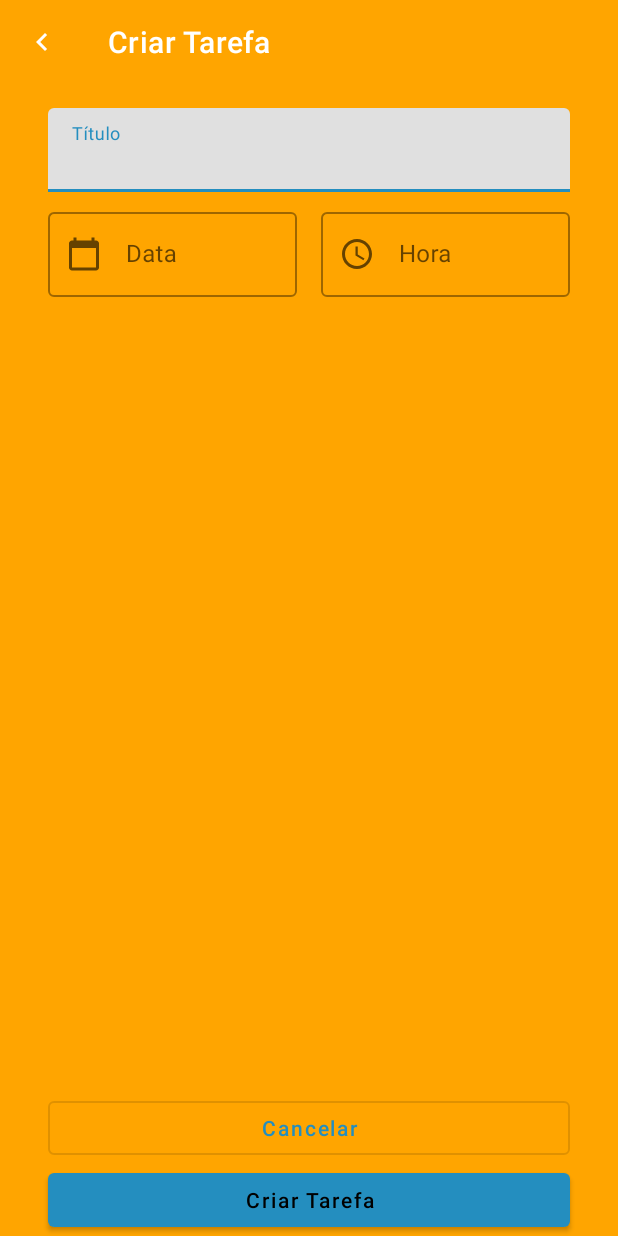
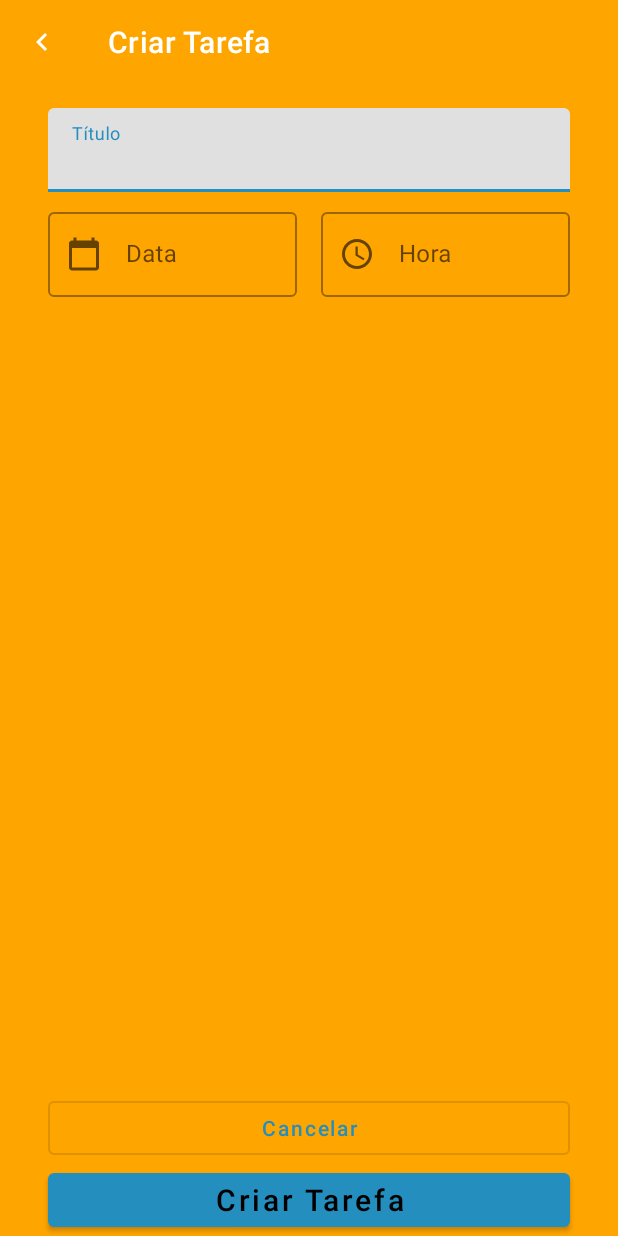
Before and after one commit to rooliani/to_do_list_bootcampSantander_DIO, an Android app: the screen it shows after launch (AddTaskActivity), after a tap on "Nova Tarefa", on a phone screen of 412 x 824 dp. Run offline under Robolectric (Android 15) with nearby library versions, the phone set to English and light mode, and no system bars.

Commit message:
correção do layout

```diff
--- a/app/src/main/java/bootcampsantander/rooliani/todolist_desafiofinal_v2/ui/AddTaskActivity.kt
+++ b/app/src/main/java/bootcampsantander/rooliani/todolist_desafiofinal_v2/ui/AddTaskActivity.kt
@@ -4,6 +4,7 @@ import android.app.Activity
 import android.os.Bundle
 
 import androidx.appcompat.app.AppCompatActivity
+import bootcampsantander.rooliani.todolist_desafiofinal_v2.R
 import bootcampsantander.rooliani.todolist_desafiofinal_v2.model.Task
 import bootcampsantander.rooliani.todolist_desafiofinal_v2.datasource.TaskDataSource
 import bootcampsantander.rooliani.todolist_desafiofinal_v2.databinding.ActivityAddTaskBinding
@@ -29,12 +30,11 @@ class AddTaskActivity:AppCompatActivity (){
                 binding.tilTitle.text= it.title
                 binding.tilDate.text=it.date
                 binding.tilHour.text=it.hour
+                binding.btnNewTask.text = getString(R.string.label_edit_task)
             }
         }
 
         insertListeners()
-
-
     }
 
     private fun insertListeners() {
--- a/app/src/main/java/bootcampsantander/rooliani/todolist_desafiofinal_v2/ui/MainActivity.kt
+++ b/app/src/main/java/bootcampsantander/rooliani/todolist_desafiofinal_v2/ui/MainActivity.kt
@@ -3,7 +3,6 @@ package bootcampsantander.rooliani.todolist_desafiofinal_v2.ui
 import android.app.Activity
 import android.content.Intent
 import android.content.res.ColorStateList
-import android.graphics.Color
 import androidx.appcompat.app.AppCompatActivity
 import android.os.Bundle
 import android.util.Log
@@ -29,11 +28,8 @@ class MainActivity : AppCompatActivity() {
             if(it.resultCode == Activity.RESULT_OK) updateList()
         }
 
-
     override fun onCreate(savedInstanceState: Bundle?) {
         super.onCreate(savedInstanceState)
-
-
 
         binding = ActivityMainBinding.inflate(layoutInflater)
         setContentView(binding.root)
@@ -41,35 +37,6 @@ class MainActivity : AppCompatActivity() {
         binding.rvTask.adapter = adapter
         updateList()
         insertListeners()
-    }
-
-    override fun onRestart() {
-        super.onRestart()
-        Log.e("Tela 2: ","onRestart " + hasTasks().toString())
-
-
-    }
-    override fun onResume() {
-        super.onResume()
-        Log.e("Tela 2: ","onResume")
-    }
-
-
-    override fun onPause() {
-        super.onPause()
-        Log.e("Tela 2: ","onPause")
-    }
-    override fun onStop() {
-        super.onStop()
-        Log.e("Tela 2: ","onStop")
-    }
-    override fun onDestroy() {
-        super.onDestroy()
-        Log.e("Tela 2: ","onDestroy")
-    }
-    override fun onBackPressed() {
-        super.onBackPressed()
-        Log.e("Tela 2: ","onBackPressed")
     }
 
     /**
@@ -128,43 +95,38 @@ class MainActivity : AppCompatActivity() {
     }
 
     private fun updateList(){
-        //val list = TaskDataSource.getList()
+        setTheme(hasTasks())
+        adapter.submitList(TaskDataSource.getList())
+    }
 
-       // if(list.isEmpty()){
-        if(hasTasks()){
+    private fun setTheme(theme:Boolean){
+        if(theme){
             binding.includeEmptyState.emptyState.visibility = View.GONE
             binding.layoutMain.setBackgroundColor(getResources().getColor(THEME_TASKS_COLOR_BACKGROUND))
+            binding.fabAdd.setBackgroundTintList(ColorStateList.valueOf(getResources().getColor(THEME_TASKS_COLOR_ADD)))
             getWindow().navigationBarColor = getResources().getColor(THEME_TASKS_COLOR_NAVIGATION_BAR)
-            binding.fabAdd.setBackgroundTintList(ColorStateList.valueOf(getResources().getColor(THEME_TASKS_COLOR_ADD)))
+            getWindow().statusBarColor = getResources().getColor(THEME_TASKS_COLOR_STATUS_BAR)
         }else{
-
             binding.includeEmptyState.emptyState.visibility = View.VISIBLE
             binding.layoutMain.setBackgroundColor(getResources().getColor(THEME_NO_TASKS_COLOR_BACKGROUND))
+            binding.fabAdd.setBackgroundTintList(ColorStateList.valueOf(getResources().getColor(THEME_NO_TASKS_COLOR_ADD)))
             getWindow().navigationBarColor = getResources().getColor(THEME_NO_TASKS_COLOR_NAVIGATION_BAR)
-            binding.fabAdd.setBackgroundTintList(ColorStateList.valueOf(getResources().getColor(THEME_NO_TASKS_COLOR_ADD)))
+            getWindow().statusBarColor = getResources().getColor(THEME_NO_TASKS_COLOR_STATUS_BAR)
+
         }
-        adapter.submitList(TaskDataSource.getList())
-
-
-
-        //2 -  forma diferente de escrever o if
-        /*
-        binding.includeEmptyState.emptyState.visibility =
-            if(list.isEmpty()) View.VISIBLE
-            else View.GONE
-         */
     }
 
     companion object{
-
-        private const val CREATE_NEW_TASK = 1000
+        //private const val CREATE_NEW_TASK = 1000
 
         private const val THEME_TASKS_COLOR_BACKGROUND = R.color.laranja
         private const val THEME_TASKS_COLOR_NAVIGATION_BAR = R.color.azul_escuro2
+        private const val THEME_TASKS_COLOR_STATUS_BAR = R.color.azul_escuro2
         private const val THEME_TASKS_COLOR_ADD = R.color.azul_escuro1
 
         private const val THEME_NO_TASKS_COLOR_BACKGROUND = R.color.azul_escuro1
         private const val THEME_NO_TASKS_COLOR_NAVIGATION_BAR = R.color.laranja
+        private const val THEME_NO_TASKS_COLOR_STATUS_BAR = R.color.laranja
         private const val THEME_NO_TASKS_COLOR_ADD = R.color.azul_claro1
     }
 }
--- a/app/src/main/res/layout/activity_add_task.xml
+++ b/app/src/main/res/layout/activity_add_task.xml
@@ -86,6 +86,7 @@
         android:layout_width="0dp"
         android:layout_height="wrap_content"
         android:text="@string/label_new_task"
+        android:textSize="20sp"
         android:textAllCaps="false"
         android:textColor="@color/black"
         app:layout_constraintStart_toStartOf="@id/guide_start"
--- a/app/src/main/res/layout/activity_main.xml
+++ b/app/src/main/res/layout/activity_main.xml
@@ -12,7 +12,8 @@
         android:id="@+id/tv_title"
         android:text="@string/label_tasks"
         android:textColor="@color/white"
-        android:textSize="24sp"
+        android:textSize="32sp"
+        android:textStyle="bold"
         android:layout_width="wrap_content"
         android:layout_height="wrap_content"
         android:layout_margin="16dp"
--- a/app/src/main/res/values/strings.xml
+++ b/app/src/main/res/values/strings.xml
@@ -5,6 +5,7 @@
     <string name="label_date">Data</string>
     <string name="label_hour">Hora</string>
     <string name="label_new_task">Criar Tarefa</string>
+    <string name="label_edit_task">Editar Tarefa</string>
     <string name="label_cancel">Cancelar</string>
     <string name="label_tasks">Tarefas</string>
     <string name="label_description_new_task">Nova Tarefa</string>
--- a/app/src/main/res/values/themes.xml
+++ b/app/src/main/res/values/themes.xml
@@ -18,7 +18,7 @@
     <style name="Theme_Tasks" parent="Theme.MaterialComponents.Light.NoActionBar">
         <!-- Primary brand color. -->
         <item name="colorPrimary">@color/azul_claro1</item>
-
+        <item name="android:colorPrimaryDark">@color/azul_escuro1</item>
         <item name="colorOnPrimary">@color/white</item>
         <item name="android:windowBackground">@color/laranja</item>
         <item name="android:navigationBarColor">@color/azul_escuro1</item>
```
